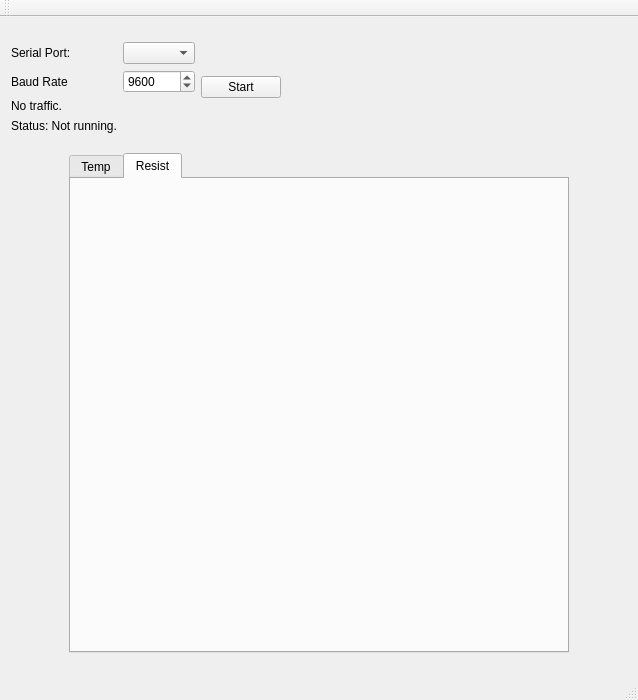
Old version of the form Release/Qt/AttentivenessParameter/mainwindow.ui in the repository BlackBerryPi/Attentiveness-Parameter.
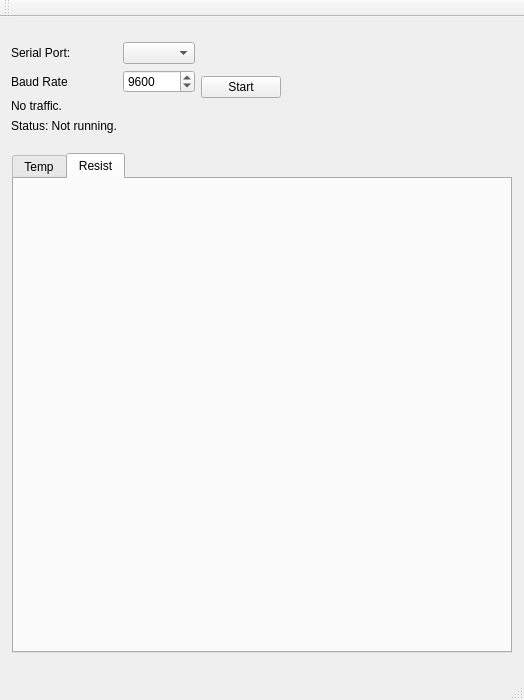
New version of the form.

```diff
--- a/Release/Qt/AttentivenessParameter/mainwindow.ui
+++ b/Release/Qt/AttentivenessParameter/mainwindow.ui
@@ -6,7 +6,7 @@
    <rect>
     <x>0</x>
     <y>0</y>
-    <width>638</width>
+    <width>524</width>
     <height>700</height>
    </rect>
   </property>
@@ -18,7 +18,7 @@
   </property>
   <property name="maximumSize">
    <size>
-    <width>638</width>
+    <width>524</width>
     <height>700</height>
    </size>
   </property>
```
Left out of the diff: 2 changed lines with no effect on the pictures.
